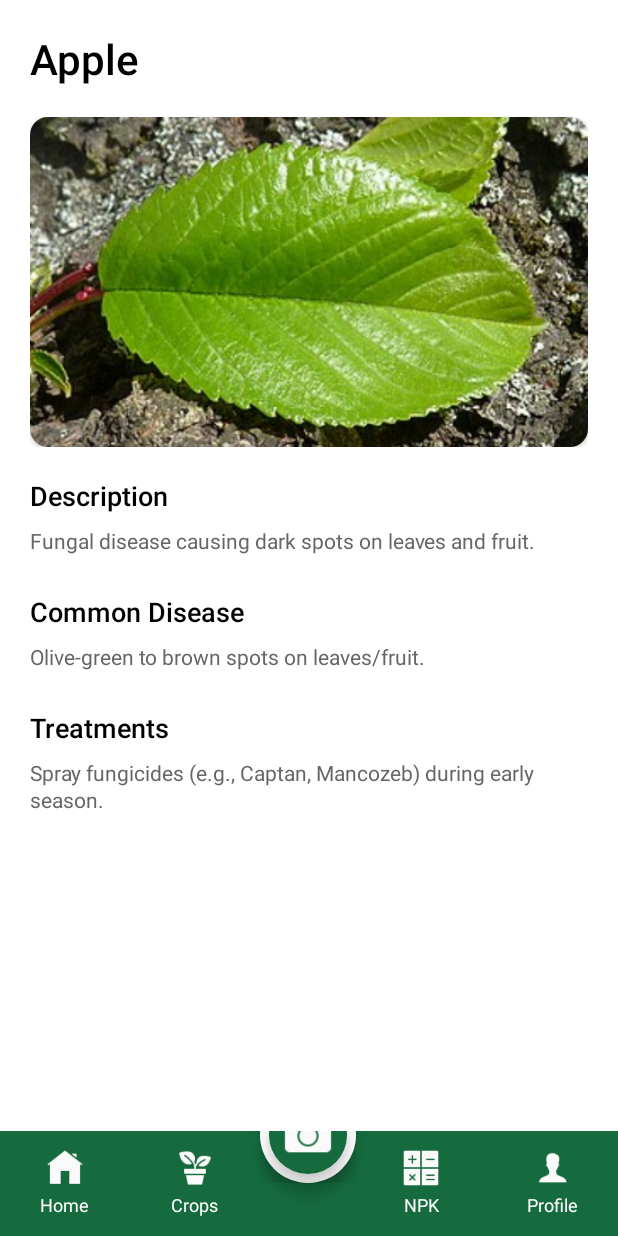
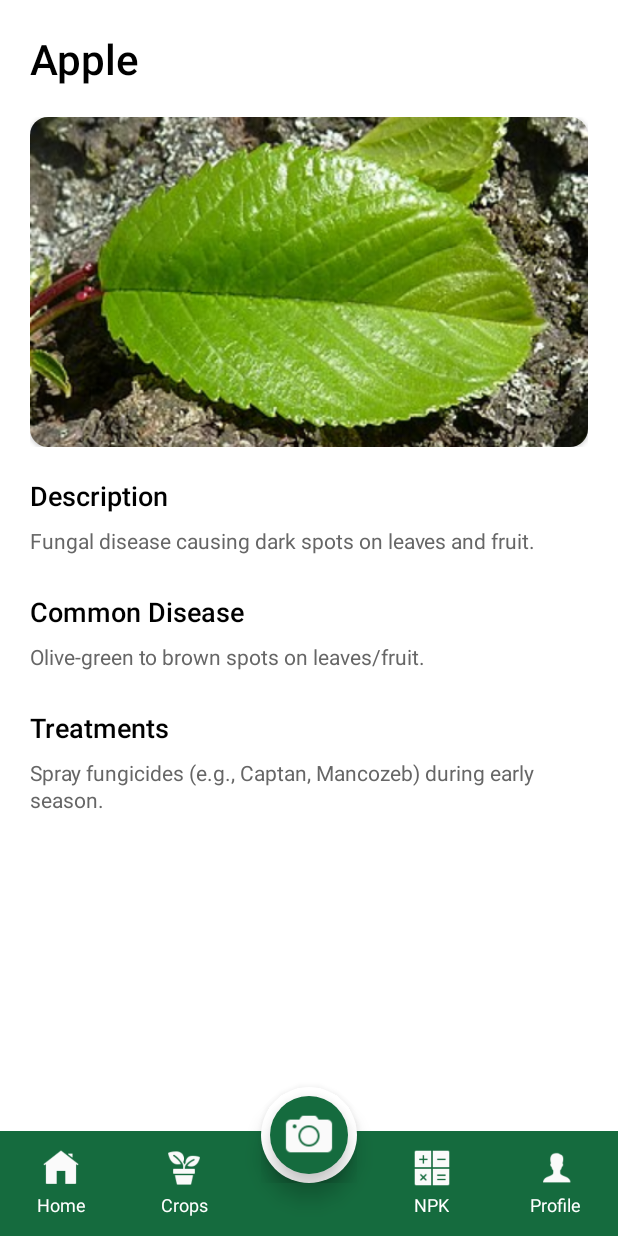
Before and after one commit to Prapti-gupta/Prakriti-Crop-Disease-Diagnosis-App, an Android app: the layout activity_crops_description.xml on its own in the app's theme, with its tools: preview values and no code run, on a phone screen of 412 x 824 dp. Run offline under Robolectric (Android 15) with nearby library versions, the phone set to English and light mode, and no system bars.

Commit message:
Update activity_crops_description.xml

```diff
--- a/app/src/main/res/layout/activity_crops_description.xml
+++ b/app/src/main/res/layout/activity_crops_description.xml
@@ -1,4 +1,9 @@
 <?xml version="1.0" encoding="utf-8"?>
+<FrameLayout xmlns:android="http://schemas.android.com/apk/res/android"
+    xmlns:app="http://schemas.android.com/apk/res-auto"
+    android:layout_width="match_parent"
+    android:layout_height="match_parent"
+    android:background="#FFFFFF">
 
 <LinearLayout xmlns:android="http://schemas.android.com/apk/res/android"
     xmlns:app="http://schemas.android.com/apk/res-auto"
@@ -142,6 +147,7 @@
     </ScrollView>
     <!-- Bottom Navigation Bar -->
     <LinearLayout
+        android:id="@+id/bottom_nav_bar"
         android:layout_width="match_parent"
         android:layout_height="70dp"
         android:orientation="horizontal"
@@ -150,23 +156,24 @@
 
         <!-- Home Tab -->
         <LinearLayout
+            android:id="@+id/nav_home"
             android:layout_width="0dp"
             android:layout_height="match_parent"
             android:layout_weight="1"
             android:orientation="vertical"
             android:gravity="center"
-            android:padding="8dp">
+            android:padding="8dp"
+            android:clickable="true"
+            android:focusable="true"
+            android:background="?android:attr/selectableItemBackground">
 
-            <ImageButton
-                android:id="@+id/btn_home"
+            <ImageView
                 android:layout_width="24dp"
                 android:layout_height="24dp"
                 android:src="@drawable/ic_home"
-                android:background="@android:color/transparent"
                 android:scaleType="fitCenter" />
 
             <TextView
-                android:id="@+id/btn_home_text"
                 android:layout_width="wrap_content"
                 android:layout_height="wrap_content"
                 android:text="Home"
@@ -177,23 +184,24 @@
 
         <!-- Crops Tab -->
         <LinearLayout
+            android:id="@+id/nav_crops"
             android:layout_width="0dp"
             android:layout_height="match_parent"
             android:layout_weight="1"
             android:orientation="vertical"
             android:gravity="center"
-            android:padding="8dp">
+            android:padding="8dp"
+            android:clickable="true"
+            android:focusable="true"
+            android:background="?android:attr/selectableItemBackground">
 
-            <ImageButton
-                android:id="@+id/btn_crops"
+            <ImageView
                 android:layout_width="24dp"
                 android:layout_height="24dp"
                 android:src="@drawable/ic_crops"
-                android:background="@android:color/transparent"
                 android:scaleType="fitCenter" />
 
             <TextView
-                android:id="@+id/btn_crops_text"
                 android:layout_width="wrap_content"
                 android:layout_height="wrap_content"
                 android:text="Crops"
@@ -202,59 +210,34 @@
                 android:layout_marginTop="4dp" />
         </LinearLayout>
 
-        <!-- Center Floating Button -->
-        <FrameLayout
-            android:layout_width="64dp"
-            android:layout_height="64dp"
-            android:layout_gravity="center"
-            android:layout_marginTop="-32dp"
-            android:background="@drawable/circle_white_background"
-            android:elevation="6dp"
-            android:clipChildren="false"
-            android:clipToPadding="false">
-
-            <FrameLayout
-                android:layout_width="52dp"
-                android:layout_height="52dp"
-                android:layout_gravity="center"
-                android:background="@drawable/circle_green_background"
-                android:elevation="8dp" />
-
-            <ImageButton
-                android:id="@+id/btn_camera"
-                android:layout_width="32dp"
-                android:layout_height="32dp"
-                android:layout_gravity="center"
-                android:src="@drawable/ic_camera"
-                android:background="@android:color/transparent"
-                android:scaleType="fitCenter"
-                android:elevation="10dp" />
-        </FrameLayout>
-
-
-
-
-
-
-        <!-- NPK Tab -->
+        <!-- Empty space for Camera -->
         <LinearLayout
             android:layout_width="0dp"
             android:layout_height="match_parent"
             android:layout_weight="1"
             android:orientation="vertical"
+            android:gravity="center" />
+
+        <!-- NPK Tab -->
+        <LinearLayout
+            android:id="@+id/nav_npk"
+            android:layout_width="0dp"
+            android:layout_height="match_parent"
+            android:layout_weight="1"
+            android:orientation="vertical"
             android:gravity="center"
-            android:padding="8dp">
+            android:padding="8dp"
+            android:clickable="true"
+            android:focusable="true"
+            android:background="?android:attr/selectableItemBackground">
 
-            <ImageButton
-                android:id="@+id/btn_npk"
+            <ImageView
                 android:layout_width="24dp"
                 android:layout_height="24dp"
                 android:src="@drawable/ic_npk"
-                android:background="@android:color/transparent"
                 android:scaleType="fitCenter" />
 
             <TextView
-                android:id="@+id/btn_npk_text"
                 android:layout_width="wrap_content"
                 android:layout_height="wrap_content"
                 android:text="NPK"
@@ -265,23 +248,25 @@
 
         <!-- Profile Tab -->
         <LinearLayout
+            android:id="@+id/nav_profile"
             android:layout_width="0dp"
             android:layout_height="match_parent"
             android:layout_weight="1"
             android:orientation="vertical"
             android:gravity="center"
-            android:padding="8dp">
+            android:padding="8dp"
+            android:clickable="true"
+            android:focusable="true"
+            android:background="?android:attr/selectableItemBackground">
 
-            <ImageButton
-                android:id="@+id/btn_profile"
+            <ImageView
                 android:layout_width="24dp"
                 android:layout_height="24dp"
                 android:src="@drawable/ic_profile"
-                android:background="@android:color/transparent"
-                android:scaleType="fitCenter" />
+                android:scaleType="fitCenter"
+                />
 
             <TextView
-                android:id="@+id/btn_profile_text"
                 android:layout_width="wrap_content"
                 android:layout_height="wrap_content"
                 android:text="Profile"
@@ -289,6 +274,35 @@
                 android:textColor="#FFFFFF"
                 android:layout_marginTop="4dp" />
         </LinearLayout>
-
     </LinearLayout>
 </LinearLayout>
+
+    <!-- Floating Camera Button on Top -->
+    <FrameLayout
+        android:layout_width="64dp"
+        android:layout_height="64dp"
+        android:layout_gravity="bottom|center_horizontal"
+        android:layout_marginBottom="35dp"
+        android:background="@drawable/circle_white_background"
+        android:elevation="8dp">
+
+        <FrameLayout
+            android:layout_width="52dp"
+            android:layout_height="52dp"
+            android:layout_gravity="center"
+            android:background="@drawable/circle_green_background"
+            android:elevation="10dp" />
+
+        <ImageButton
+            android:id="@+id/btn_camera"
+            android:layout_width="32dp"
+            android:layout_height="32dp"
+            android:layout_gravity="center"
+            android:src="@drawable/ic_camera"
+            android:background="@android:color/transparent"
+            android:scaleType="fitCenter"
+            android:elevation="12dp"
+            android:clickable="true"
+            android:focusable="true" />
+    </FrameLayout>
+</FrameLayout>
```
